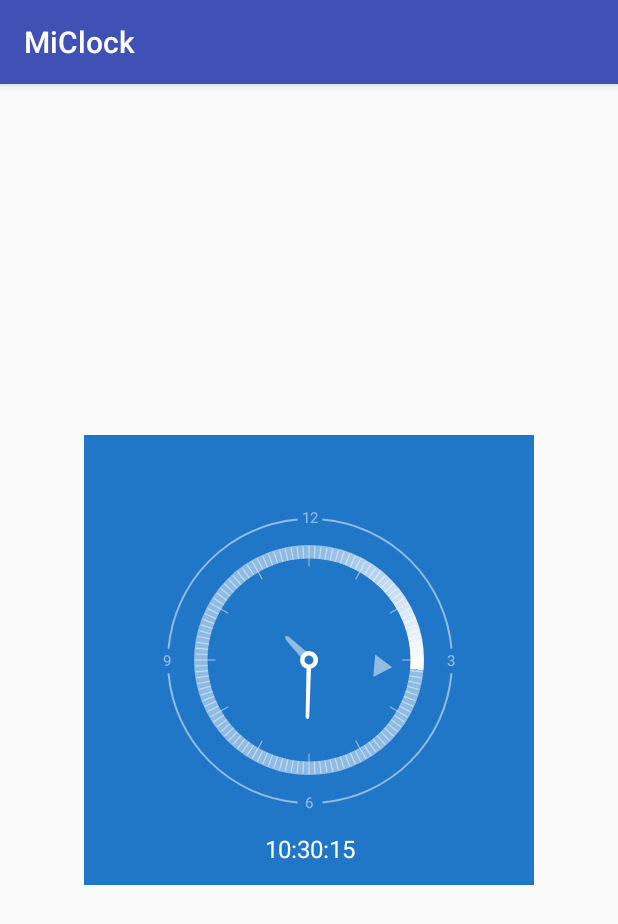
After one commit to garyhu1/Clock, an Android app: the SecondActivity screen opened directly, with no data from a screen before it, on a phone screen of 412 x 824 dp. The commit adds this screen. Shown: the top 924 px of the screen. Run offline under Robolectric (Android 15) with nearby library versions, the phone set to English and light mode, and no system bars.

Commit message:
自定义的时钟

```diff
--- a/app/src/main/AndroidManifest.xml
+++ b/app/src/main/AndroidManifest.xml
@@ -15,6 +15,7 @@
                 <category android:name="android.intent.category.LAUNCHER" />
             </intent-filter>
         </activity>
+        <activity android:name=".SecondActivity"/>
     </application>
 
 </manifest>
--- /dev/null
+++ b/app/src/main/java/com/garyhu/miclock/CusClockView.java
@@ -0,0 +1,364 @@
+package com.garyhu.miclock;
+
+import android.content.Context;
+import android.graphics.Canvas;
+import android.graphics.Matrix;
+import android.graphics.Paint;
+import android.graphics.Path;
+import android.graphics.Rect;
+import android.graphics.RectF;
+import android.graphics.SweepGradient;
+import android.util.AttributeSet;
+import android.util.Log;
+import android.view.View;
+import android.widget.Toast;
+
+import java.util.Calendar;
+
+/**
+ * 作者： garyhu.
+ * 时间： 2017/2/16.
+ */
+
+public class CusClockView extends View {
+
+    private Rect mTextRect;//文本的矩形框
+    private Paint mTextPaint;//文本的画笔
+    private Paint mArcPaint;//圆弧的画笔
+    /* 时钟半径，不包括padding值 */
+    private float mRadius;
+
+    /* 小时圆圈线条宽度 */
+    private float mCircleStrokeWidth = 2;
+
+    /* 刻度线长度 */
+    private float mScaleLength;
+
+    /* 梯度扫描渐变 */
+    private SweepGradient mSweepGradient;
+    /* 渐变矩阵，作用在SweepGradient */
+    private Matrix mGradientMatrix;
+    /* 指针的在x轴的位移 */
+    private float mCanvasTranslateX;
+    /* 指针的在y轴的位移 */
+    private float mCanvasTranslateY;
+
+    /* 秒针角度 */
+    private float mSecondDegree;
+    /* 秒针路径 */
+    private Path mSecondHandPath;
+    /* 秒针画笔 */
+    private Paint mSecondHandPaint;
+
+    /* 时针角度 */
+    private float mHourDegree;
+    /* 分针角度 */
+    private float mMinuteDegree;
+
+    /* 时针路径 */
+    private Path mHourHandPath;
+    /* 分针路径 */
+    private Path mMinuteHandPath;
+    /* 时针画笔 */
+    private Paint mHourHandPaint;
+    /* 分针画笔 */
+    private Paint mMinuteHandPaint;
+
+    /* 小时圆圈的外接矩形 */
+    private RectF mCircleRectF;
+
+
+    private float mDefaultPadding;
+    private float mPaddingLeft;
+    private float mPaddingTop;
+    private float mPaddingRight;
+    private float mPaddingBottom;
+
+    /* 刻度圆弧画笔 */
+    private Paint mScaleArcPaint;
+    /* 刻度圆弧的外接矩形 */
+    private RectF mScaleArcRectF;
+    /* 刻度线画笔 */
+    private Paint mScaleLinePaint;
+
+    private int hour;
+    private int minute;
+    private int second;
+    private Context context;
+
+
+    public CusClockView(Context context) {
+        this(context,null);
+    }
+
+    public CusClockView(Context context, AttributeSet attrs) {
+        this(context, attrs,0);
+    }
+
+    public CusClockView(Context context, AttributeSet attrs, int defStyleAttr) {
+        super(context, attrs, defStyleAttr);
+        init(context,attrs);
+    }
+
+    @Override
+    protected void onSizeChanged(int w, int h, int oldw, int oldh) {
+        //宽和高分别去掉padding值，取min的一半即表盘的半径
+        mRadius = Math.min(w - getPaddingLeft() - getPaddingRight(),
+                h - getPaddingTop() - getPaddingBottom()) / 2;
+        mDefaultPadding = 0.12f * mRadius;//根据比例确定默认padding大小
+        mPaddingLeft = mDefaultPadding + w / 2 - mRadius + getPaddingLeft()+50;
+        mPaddingTop = mDefaultPadding + h / 2 - mRadius + getPaddingTop()+50;
+        mPaddingRight = mPaddingLeft;
+        mPaddingBottom = mPaddingTop;
+        mScaleLength = 0.12f * mRadius;//根据比例确定刻度线长度
+        mScaleArcPaint.setStrokeWidth(0.5f*mScaleLength);
+        mScaleLinePaint.setStrokeWidth(0.005f * mRadius);
+//        mMaxCanvasTranslate = 0.02f * mRadius;
+//        //梯度扫描渐变，以(w/2,h/2)为中心点，两种起止颜色梯度渐变
+//        //float数组表示，[0,0.75)为起始颜色所占比例，[0.75,1}为起止颜色渐变所占比例
+        mSweepGradient = new SweepGradient(w / 2, h / 2,
+                new int[]{0x80ffffff, 0xffffffff}, new float[]{0.75f, 1});
+    }
+
+    public int measureSize(int m){
+        int result;
+        int mode = MeasureSpec.getMode(m);
+        int size = MeasureSpec.getSize(m);
+        if(mode == MeasureSpec.EXACTLY){
+            result = size;
+        }else {
+            result = 800;
+            if(mode == MeasureSpec.AT_MOST){
+                result = Math.min(800,size);
+            }
+        }
+        return result;
+    }
+
+    @Override
+    protected void onMeasure(int widthMeasureSpec, int heightMeasureSpec) {
+        setMeasuredDimension(measureSize(widthMeasureSpec),measureSize(heightMeasureSpec));
+    }
+
+    public void init(Context context,AttributeSet attrs){
+        if(attrs==null){
+            return;
+        }
+        this.context = context;
+
+        mArcPaint = new Paint(Paint.ANTI_ALIAS_FLAG);
+        mArcPaint.setAntiAlias(true);
+        mArcPaint.setStyle(Paint.Style.STROKE);
+        mArcPaint.setStrokeWidth(mCircleStrokeWidth);
+        mArcPaint.setColor(0x80ffffff);
+
+        mTextRect = new Rect();
+
+        mTextPaint = new Paint(Paint.ANTI_ALIAS_FLAG);
+        mTextPaint.setStyle(Paint.Style.FILL);
+        mTextPaint.setTextSize(DensityUtils.sp2px(context,10));
+        mTextPaint.setColor(0x80ffffff);
+
+        mScaleLinePaint = new Paint(Paint.ANTI_ALIAS_FLAG);
+        mScaleLinePaint.setStyle(Paint.Style.STROKE);
+        mScaleLinePaint.setColor(0x80ffffff);
+
+        mScaleArcPaint = new Paint(Paint.ANTI_ALIAS_FLAG);
+        mScaleArcPaint.setStyle(Paint.Style.STROKE);
+
+        mSecondHandPaint = new Paint(Paint.ANTI_ALIAS_FLAG);
+        mSecondHandPaint.setStyle(Paint.Style.FILL);
+        mSecondHandPaint.setColor(0x80ffffff);
+
+        mHourHandPaint = new Paint(Paint.ANTI_ALIAS_FLAG);
+        mHourHandPaint.setStyle(Paint.Style.FILL);
+        mHourHandPaint.setColor(0x80ffffff);
+
+        mMinuteHandPaint = new Paint(Paint.ANTI_ALIAS_FLAG);
+        mMinuteHandPaint.setColor(0xffffffff);
+
+        mScaleArcRectF = new RectF();
+        mGradientMatrix = new Matrix();
+
+        mSecondHandPath = new Path();
+        mHourHandPath = new Path();
+        mMinuteHandPath = new Path();
+
+        mCircleRectF = new RectF();
+
+    }
+
+    /**
+     * 获取当前时分秒所对应的角度
+     * 为了不让秒针走得像老式挂钟一样僵硬，需要精确到毫秒
+     */
+    private void getTimeDegree() {
+        Calendar calendar = Calendar.getInstance();
+        float milliSecond = calendar.get(Calendar.MILLISECOND);
+        float second = calendar.get(Calendar.SECOND) + milliSecond / 1000;
+        float minute = calendar.get(Calendar.MINUTE) + second / 60;
+        float hour = calendar.get(Calendar.HOUR) + minute / 60;
+        mSecondDegree = second / 60 * 360;
+        mMinuteDegree = minute / 60 * 360;
+        mHourDegree = hour / 12 * 360;
+    }
+
+    public void getTime(){
+        Calendar cal = Calendar.getInstance();
+        hour = cal.get(Calendar.HOUR);
+        minute = cal.get(Calendar.MINUTE);
+        second = cal.get(Calendar.SECOND);
+    }
+
+    @Override
+    protected void onDraw(Canvas canvas) {
+        super.onDraw(canvas);
+        getTime();
+        getTimeDegree();
+        drawArc(canvas);
+        drawLine(canvas);
+        drawSecondHand(canvas);
+        drawTime(canvas);
+        drawHourHandler(canvas);
+        drawMinuteHandler(canvas);
+        invalidate();
+
+    }
+
+    public void drawArc(Canvas canvas){
+        String timeText = "12";
+        mTextPaint.getTextBounds(timeText, 0, timeText.length(), mTextRect);
+        int textLargeWidth = mTextRect.width();//两位数字的宽
+        canvas.drawText("12", getWidth() / 2 - textLargeWidth / 2, mPaddingTop + mTextRect.height(), mTextPaint);
+        timeText = "3";
+        mTextPaint.getTextBounds(timeText, 0, timeText.length(), mTextRect);
+        int textSmallWidth = mTextRect.width();//一位数字的宽
+        canvas.drawText("3", getWidth() - mPaddingRight - mTextRect.height() / 2 - textSmallWidth / 2,
+                getHeight() / 2 + mTextRect.height() / 2, mTextPaint);
+        canvas.drawText("6", getWidth() / 2 - textSmallWidth / 2, getHeight() - mPaddingBottom, mTextPaint);
+        canvas.drawText("9", mPaddingLeft + mTextRect.height() / 2 - textSmallWidth / 2,
+                getHeight() / 2 + mTextRect.height() / 2, mTextPaint);
+
+        RectF rectF = new RectF();
+        rectF.set(mPaddingLeft + mTextRect.height() / 2 + mCircleStrokeWidth / 2,
+                mPaddingTop + mTextRect.height() / 2 + mCircleStrokeWidth / 2,
+                getWidth() - mPaddingRight - mTextRect.height() / 2 + mCircleStrokeWidth / 2,
+                getHeight() - mPaddingBottom - mTextRect.height() / 2 + mCircleStrokeWidth / 2);
+        for (int i = 0; i < 4; i++) {
+            canvas.drawArc(rectF,5+90*i,80,false,mArcPaint);
+        }
+    }
+
+    public void drawLine(Canvas canvas){
+        canvas.translate(mCanvasTranslateX, mCanvasTranslateY);
+        mScaleArcRectF.set(mPaddingLeft + 1.25f * mScaleLength + mTextRect.height() / 2,
+                mPaddingTop + 1.25f * mScaleLength + mTextRect.height() / 2,
+                getWidth() - mPaddingRight - mTextRect.height() / 2 - 1.25f * mScaleLength,
+                getHeight() - mPaddingBottom - mTextRect.height() / 2 - 1.25f * mScaleLength);
+        //matrix默认会在三点钟方向开始颜色的渐变，为了吻合钟表十二点钟顺时针旋转的方向，把秒针旋转的角度减去90度
+        mGradientMatrix.setRotate(mSecondDegree - 90, getWidth() / 2, getHeight() / 2);
+        mSweepGradient.setLocalMatrix(mGradientMatrix);
+        mScaleArcPaint.setShader(mSweepGradient);
+        canvas.drawArc(mScaleArcRectF, 0, 360, false, mScaleArcPaint);
+
+        for (int i = 0; i < 120; i++) {
+            if(i%10==0){
+                canvas.drawLine(getWidth()/2,mPaddingTop+1.04f*mScaleLength+mTextRect.height()/2,
+                        getWidth()/2,mPaddingTop+1.8f*mScaleLength+mTextRect.height()/2,mScaleLinePaint);
+            }else {
+                canvas.drawLine(getWidth()/2,mPaddingTop+1.04f*mScaleLength+mTextRect.height()/2,
+                        getWidth()/2,mPaddingTop+1.5f*mScaleLength+mTextRect.height()/2,mScaleLinePaint);
+            }
+            canvas.rotate(3f,getWidth()/2,getHeight()/2);
+        }
+    }
+
+    /**
+     * 画秒针，根据不断变化的秒针角度旋转画布
+     */
+    private void drawSecondHand(Canvas mCanvas) {
+        mCanvas.save();
+        mCanvas.rotate(mSecondDegree, getWidth() / 2, getHeight() / 2);
+        mSecondHandPath.reset();
+        float offset = mPaddingTop + mTextRect.height() / 2;
+        mSecondHandPath.moveTo(getWidth() / 2, offset + 0.26f * mRadius);
+        mSecondHandPath.lineTo(getWidth() / 2 - 0.05f * mRadius, offset + 0.34f * mRadius);
+        mSecondHandPath.lineTo(getWidth() / 2 + 0.05f * mRadius, offset + 0.34f * mRadius);
+        mSecondHandPath.close();
+        mSecondHandPaint.setColor(0x80ffffff);
+        mCanvas.drawPath(mSecondHandPath, mSecondHandPaint);
+        mCanvas.restore();
+    }
+
+    public void drawTime(Canvas canvas){
+        Paint paint = new Paint(Paint.ANTI_ALIAS_FLAG);
+        paint.setStyle(Paint.Style.FILL);
+        paint.setTextSize(DensityUtils.sp2px(context,16));
+        paint.setColor(0xffffffff);
+        String text1,text2,text3;
+        if(hour<10){
+            text1 = "0"+hour;
+        }else {
+            text1 = hour+"";
+        }
+        if(minute<10){
+            text2 = "0"+minute;
+        }else {
+            text2 = ""+minute;
+        }
+        if(second<10){
+            text3 = "0"+second;
+        }else {
+            text3 = ""+second;
+        }
+        String text = text1+":"+text2+":"+text3;
+        paint.getTextBounds(text,0,text.length(),mTextRect);
+        canvas.drawText(text,getWidth()/2-mTextRect.width()/2,getHeight() - mPaddingBottom+50,paint);
+    }
+
+    public void drawMinuteHandler(Canvas mCanvas){
+        mCanvas.save();
+//        mCanvas.translate(mCanvasTranslateX * 2f, mCanvasTranslateY * 2f);
+        mCanvas.rotate(mMinuteDegree, getWidth() / 2, getHeight() / 2);
+        mMinuteHandPath.reset();
+        float offset = mPaddingTop + mTextRect.height() / 2;
+        mMinuteHandPath.moveTo(getWidth() / 2 - 0.01f * mRadius, getHeight() / 2 - 0.03f * mRadius);
+        mMinuteHandPath.lineTo(getWidth() / 2 - 0.008f * mRadius, offset + 0.365f * mRadius);
+        mMinuteHandPath.quadTo(getWidth() / 2, offset + 0.345f * mRadius,
+                getWidth() / 2 + 0.008f * mRadius, offset + 0.365f * mRadius);
+        mMinuteHandPath.lineTo(getWidth() / 2 + 0.01f * mRadius, getHeight() / 2 - 0.03f * mRadius);
+        mMinuteHandPath.close();
+        mMinuteHandPaint.setStyle(Paint.Style.FILL);
+        mCanvas.drawPath(mMinuteHandPath, mMinuteHandPaint);
+
+        mCircleRectF.set(getWidth() / 2 - 0.03f * mRadius, getHeight() / 2 - 0.03f * mRadius,
+                getWidth() / 2 + 0.03f * mRadius, getHeight() / 2 + 0.03f * mRadius);
+        mMinuteHandPaint.setStyle(Paint.Style.STROKE);
+        mMinuteHandPaint.setStrokeWidth(0.02f * mRadius);
+        mCanvas.drawArc(mCircleRectF, 0, 360, false, mMinuteHandPaint);
+        mCanvas.restore();
+    }
+
+    public void drawHourHandler(Canvas mCanvas){
+        mCanvas.save();
+        mCanvas.translate(mCanvasTranslateX * 1.2f, mCanvasTranslateY * 1.2f);
+        mCanvas.rotate(mHourDegree, getWidth() / 2, getHeight() / 2);
+        mHourHandPath.reset();
+        float offset = mPaddingTop + mTextRect.height() / 2;
+        mHourHandPath.moveTo(getWidth() / 2 - 0.018f * mRadius, getHeight() / 2 - 0.03f * mRadius);
+        mHourHandPath.lineTo(getWidth() / 2 - 0.009f * mRadius, offset + 0.48f * mRadius);
+        mHourHandPath.quadTo(getWidth() / 2, offset + 0.46f * mRadius,
+                getWidth() / 2 + 0.009f * mRadius, offset + 0.48f * mRadius);
+        mHourHandPath.lineTo(getWidth() / 2 + 0.018f * mRadius, getHeight() / 2 - 0.03f * mRadius);
+        mHourHandPath.close();
+        mHourHandPaint.setStyle(Paint.Style.FILL);
+        mCanvas.drawPath(mHourHandPath, mHourHandPaint);
+
+        mCircleRectF.set(getWidth() / 2 - 0.03f * mRadius, getHeight() / 2 - 0.03f * mRadius,
+                getWidth() / 2 + 0.03f * mRadius, getHeight() / 2 + 0.03f * mRadius);
+        mHourHandPaint.setStyle(Paint.Style.STROKE);
+        mHourHandPaint.setStrokeWidth(0.01f * mRadius);
+        mCanvas.drawArc(mCircleRectF, 0, 360, false, mHourHandPaint);
+        mCanvas.restore();
+    }
+}
--- a/app/src/main/java/com/garyhu/miclock/MainActivity.java
+++ b/app/src/main/java/com/garyhu/miclock/MainActivity.java
@@ -1,7 +1,9 @@
 package com.garyhu.miclock;
 
+import android.content.Intent;
 import android.support.v7.app.AppCompatActivity;
 import android.os.Bundle;
+import android.view.View;
 
 public class MainActivity extends AppCompatActivity {
 
@@ -9,5 +11,11 @@ public class MainActivity extends AppCompatActivity {
     protected void onCreate(Bundle savedInstanceState) {
         super.onCreate(savedInstanceState);
         setContentView(R.layout.activity_main);
+        findViewById(R.id.btn).setOnClickListener(new View.OnClickListener() {
+            @Override
+            public void onClick(View view) {
+                startActivity(new Intent(MainActivity.this,SecondActivity.class));
+            }
+        });
     }
 }
--- /dev/null
+++ b/app/src/main/java/com/garyhu/miclock/SecondActivity.java
@@ -0,0 +1,18 @@
+package com.garyhu.miclock;
+
+import android.os.Bundle;
+import android.support.annotation.Nullable;
+import android.support.v7.app.AppCompatActivity;
+
+/**
+ * 作者： garyhu.
+ * 时间： 2017/2/16.
+ */
+
+public class SecondActivity extends AppCompatActivity {
+    @Override
+    protected void onCreate(@Nullable Bundle savedInstanceState) {
+        super.onCreate(savedInstanceState);
+        setContentView(R.layout.activty_second);
+    }
+}
--- a/app/src/main/res/layout/activity_main.xml
+++ b/app/src/main/res/layout/activity_main.xml
@@ -4,12 +4,19 @@
     xmlns:tools="http://schemas.android.com/tools"
     android:layout_width="match_parent"
     android:layout_height="match_parent"
-    android:background="#237EAD"
+    android:background="#fff"
     tools:context=".MainActivity">
+    <Button
+        android:id="@+id/btn"
+        android:layout_width="wrap_content"
+        android:layout_height="wrap_content"
+        android:layout_centerHorizontal="true"
+        android:layout_marginTop="10dp"
+        android:text="SECOND"/>
 
     <com.garyhu.miclock.MiClockView
-        android:layout_width="wrap_content"
-        android:layout_height="wrap_content"
+        android:layout_width="300dp"
+        android:layout_height="300dp"
         android:layout_centerInParent="true"
         monkey:backgroundColor="#237EAD"
         monkey:darkColor="#80ffffff"
--- /dev/null
+++ b/app/src/main/res/layout/activty_second.xml
@@ -0,0 +1,12 @@
+<?xml version="1.0" encoding="utf-8"?>
+<RelativeLayout xmlns:android="http://schemas.android.com/apk/res/android"
+    android:orientation="vertical"
+    android:layout_width="match_parent"
+    android:layout_height="match_parent">
+
+    <com.garyhu.miclock.CusClockView
+        android:layout_centerInParent="true"
+        android:layout_width="300dp"
+        android:layout_height="300dp"
+        android:background="#2177C7"/>
+</RelativeLayout>
```
